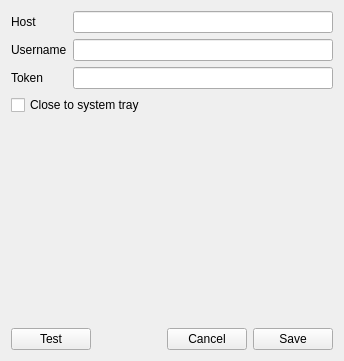
Above: src/app/settingswidget.ui from AlexandrePTJ/kemai before the change. Below: the same form after it.
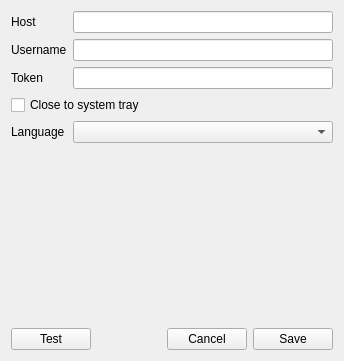
That is the form after the change.

Commit message: #23 Allow user to change language

```diff
--- a/src/app/settingswidget.ui
+++ b/src/app/settingswidget.ui
@@ -57,6 +57,13 @@
        </property>
       </widget>
      </item>
+     <item row="4" column="0">
+      <widget class="QLabel" name="label">
+       <property name="text">
+        <string>Language</string>
+       </property>
+      </widget>
+     </item>
      <item row="3" column="0" colspan="2">
       <widget class="QCheckBox" name="cbCloseToSystemTray">
        <property name="text">
@@ -64,6 +71,9 @@
        </property>
       </widget>
      </item>
+     <item row="4" column="1">
+      <widget class="QComboBox" name="cbLanguage"/>
+     </item>
     </layout>
    </item>
    <item>
```
The commit also changes 18 other files.
